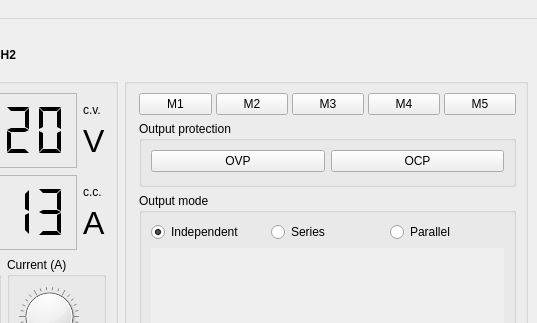
Old version of the form src/MainWindow.ui in the repository VitArk/PSC; both pictures show x 353 to 890 and y 0 to 323 of the 890 by 532 pixel window.
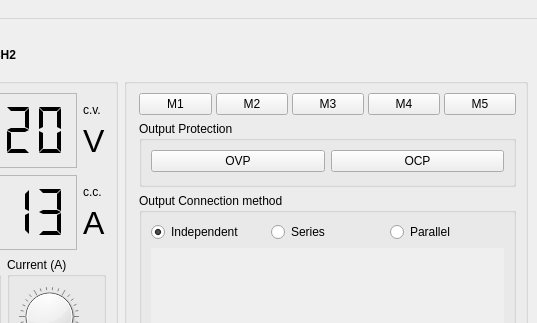
New version of the form.

```diff
--- a/src/MainWindow.ui
+++ b/src/MainWindow.ui
@@ -526,7 +526,7 @@
        <item>
         <widget class="QGroupBox" name="groupBoxOutProtection">
          <property name="title">
-          <string>Output protection</string>
+          <string>Output Protection</string>
          </property>
          <layout class="QHBoxLayout" name="horizontalLayout_5">
           <property name="bottomMargin">
@@ -564,7 +564,7 @@
        <item>
         <widget class="QGroupBox" name="groupBoxOutputMode">
          <property name="title">
-          <string>Output mode</string>
+          <string>Output Connection method</string>
          </property>
          <layout class="QVBoxLayout" name="verticalLayout_3">
           <item>
```
Left out of the diff: 2 changed lines with no effect on the pictures.
